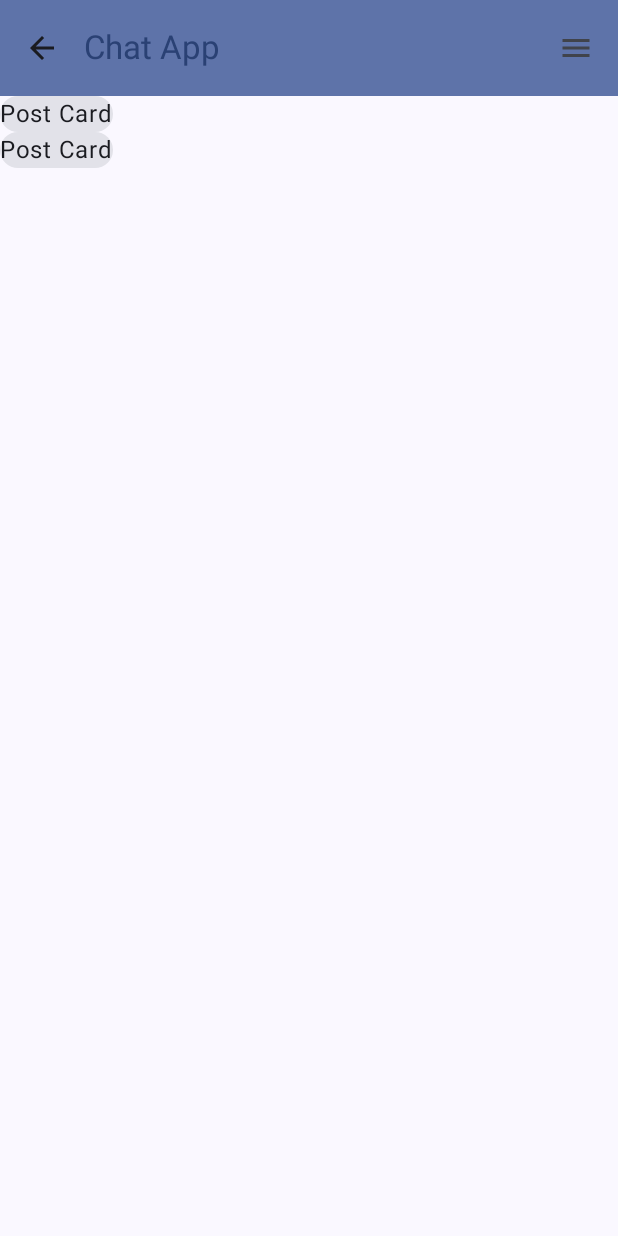
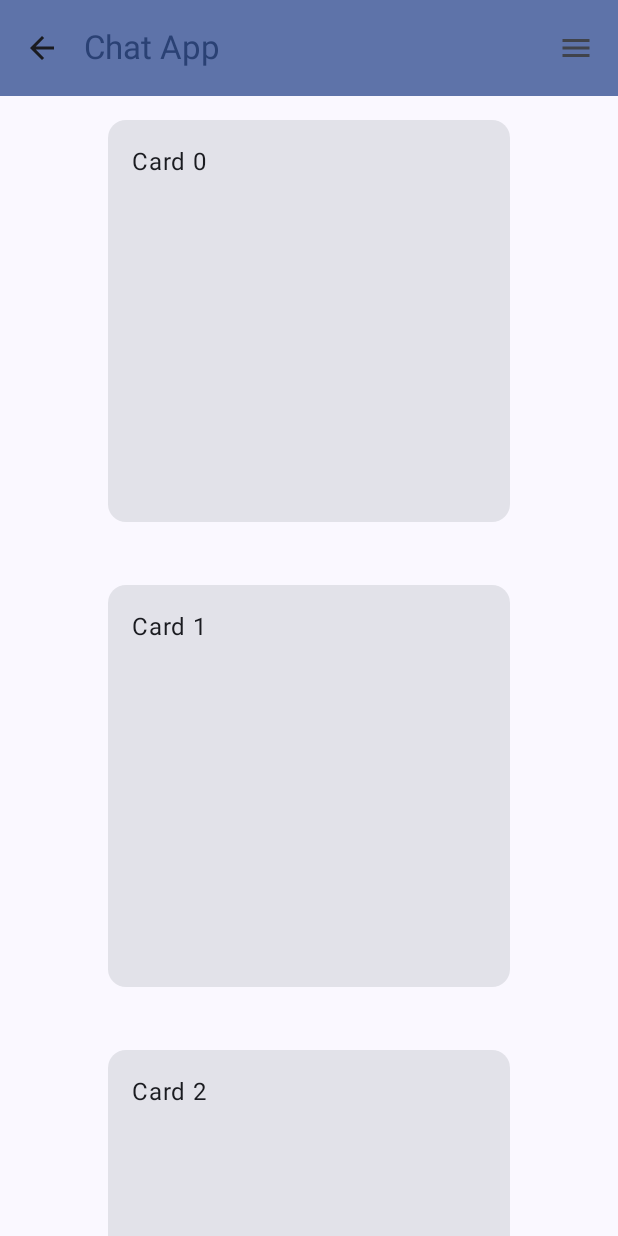
Before and after one commit to KiwiKoi/chatter-kotlin-frontend, an Android app built with Jetpack Compose: the screen it shows after launch (MainActivity), on a phone screen of 412 x 824 dp. Run offline under Robolectric (Android 15) with nearby library versions, the phone set to English and light mode, and no system bars.

Commit message:
create basic card list

```diff
--- a/app/src/main/java/com/example/chatterkotlinfrontend/MainActivity.kt
+++ b/app/src/main/java/com/example/chatterkotlinfrontend/MainActivity.kt
@@ -4,14 +4,18 @@ import android.os.Bundle
 import androidx.activity.ComponentActivity
 import androidx.activity.compose.setContent
 import androidx.compose.foundation.layout.*
+import androidx.compose.foundation.rememberScrollState
+import androidx.compose.foundation.verticalScroll
 import androidx.compose.material.icons.Icons
 import androidx.compose.material.icons.filled.ArrowBack
 import androidx.compose.material.icons.filled.Menu
 import androidx.compose.material3.*
 import androidx.compose.runtime.Composable
+import androidx.compose.ui.Alignment
 import androidx.compose.ui.Modifier
 import androidx.compose.ui.input.nestedscroll.nestedScroll
 import androidx.compose.ui.text.style.TextOverflow
+import androidx.compose.ui.unit.dp
 import com.example.chatterkotlinfrontend.ui.theme.ChatterKotlinFrontendTheme
 
 class MainActivity : ComponentActivity() {
@@ -68,24 +72,31 @@ fun AppScaffold(){
             )
         },
         ) { innerPadding ->
-            Column(Modifier.padding(innerPadding).fillMaxSize()){
+            Column(Modifier.padding(innerPadding)){
                 PostList()
             }
     }
 }
 
 @Composable
-fun PostCard(){
-    Card(){
-        Text(text = "Post Card")
+fun PostCard(text: String){
+    Card(Modifier.size(width = 300.dp, height = 300.dp).padding(16.dp)){
+        Text(text = text,
+            modifier = Modifier.padding(16.dp))
     }
 }
 
 @Composable
 fun PostList(){
-    Column(){
-        PostCard()
-        PostCard()
+    Column(
+        modifier = Modifier.fillMaxSize().verticalScroll(rememberScrollState()),
+        verticalArrangement = Arrangement.spacedBy(10.dp),
+        horizontalAlignment = Alignment.CenterHorizontally
+    ){
+        PostCard("Card 0")
+        PostCard("Card 1")
+        PostCard("Card 2")
+        PostCard("Card 3")
     }
 
 }
```
